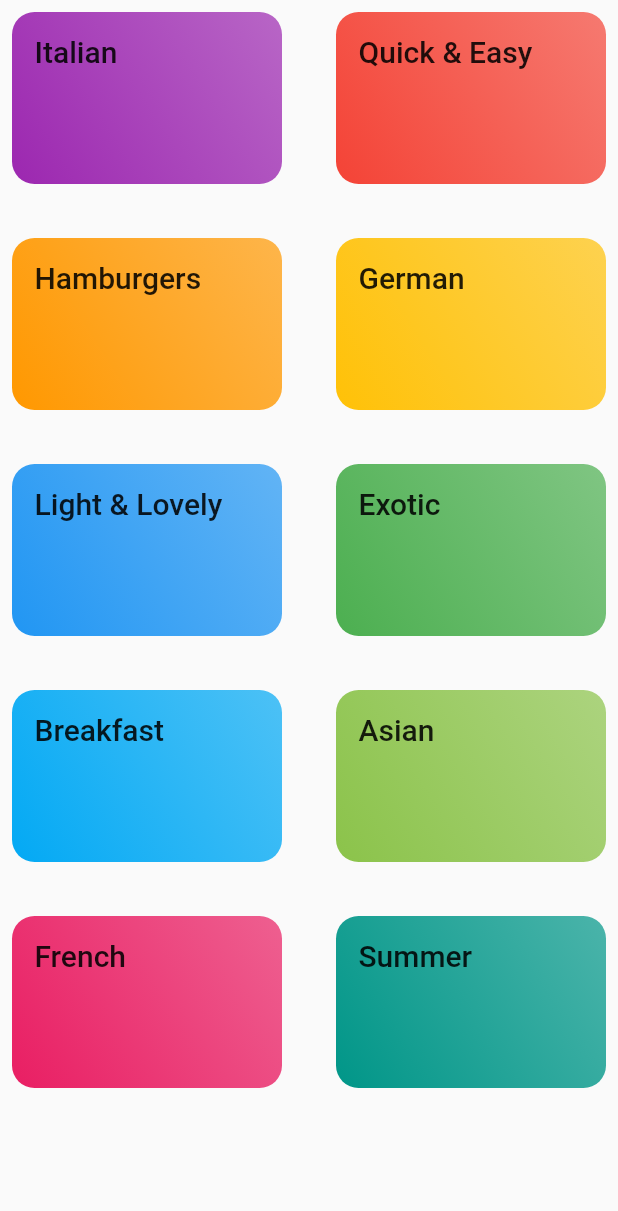
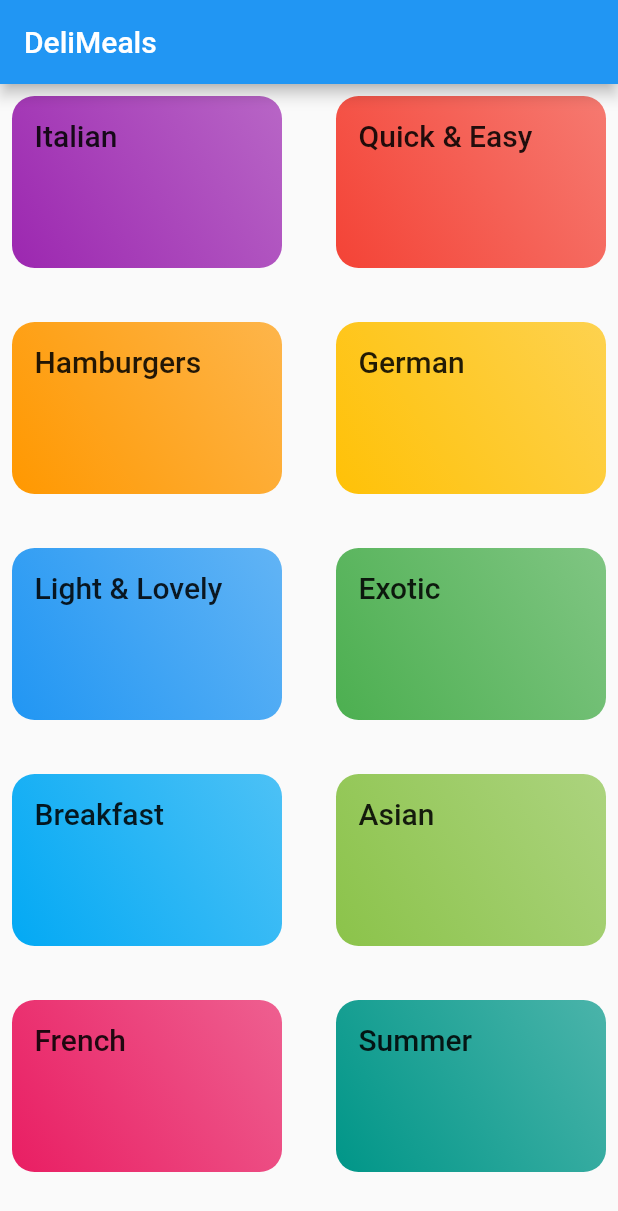
Before and after one commit to magerngulik/meals_app, a Flutter app: the CategoriesScreen screen opened directly, on a phone screen of 412 x 824 dp. Shown: the top 1211 px of the screen. Run offline on Flutter 3.47's test engine with Material 2 defaults, Android fonts, the phone set to English and light mode, and no system bars.

Commit message:
161 registering a scereen as the main screen

```diff
--- a/lib/categories_screens.dart
+++ b/lib/categories_screens.dart
@@ -6,7 +6,9 @@ import 'categories_items.dart';
 class CategoriesScreen extends StatelessWidget {
   @override
   Widget build(BuildContext context) {
-    return GridView(
+    return Scaffold(
+        appBar: AppBar(title: Text('DeliMeals')),
+        body: GridView(
           children: DUMMY_CATEGORIES
               .map(
                 (catData) => CategoriesItems(
@@ -21,6 +23,6 @@ class CategoriesScreen extends StatelessWidget {
             crossAxisSpacing: 20,
             mainAxisSpacing: 20,
           ),
-    );
+        ));
   }
 }
--- a/lib/dummy_data.dart
+++ b/lib/dummy_data.dart
@@ -1,7 +1,7 @@
 import 'package:flutter/material.dart';
 import './models/category.dart';
 
-const DUMMY_CATEGORIES = const [
+const List<Category> DUMMY_CATEGORIES = const [
   Category(
     id: 'c1',
     title: 'Italian',
```
Also changed, not shown: lib/main.dart (+1 -26 lines). Lines whose indentation alone changed are shown as unchanged.
